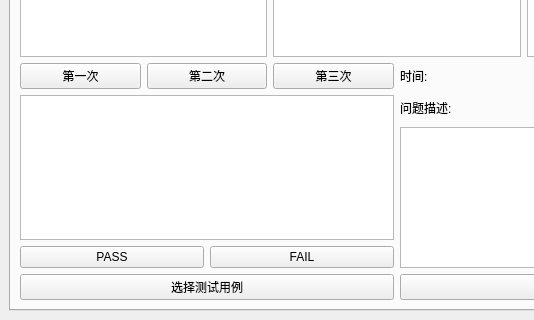
Above: Ui/recordinfo.ui from xiaochen19v587/RecordBug before the change; both pictures show x 0 to 534 and y 334 to 654 of the 794 by 654 pixel window. Below: the same form after it.
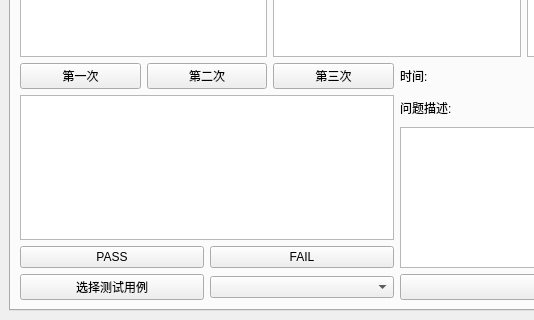
That is the form after the change. The open tabs and pages were chosen to show the change.

The edit to the form file:
```diff
--- a/Ui/recordinfo.ui
+++ b/Ui/recordinfo.ui
@@ -424,11 +424,18 @@
           <item>
            <layout class="QHBoxLayout" name="horizontalLayout_16">
             <item>
+             <layout class="QHBoxLayout" name="horizontalLayout_19">
+              <item>
              <widget class="QPushButton" name="pushButton_7">
               <property name="text">
                <string>选择测试用例</string>
               </property>
              </widget>
+              </item>
+              <item>
+               <widget class="QComboBox" name="comboBox"/>
+              </item>
+             </layout>
             </item>
             <item>
              <widget class="QPushButton" name="pushButton_16">
```
Lines whose indentation alone changed are shown as unchanged.
